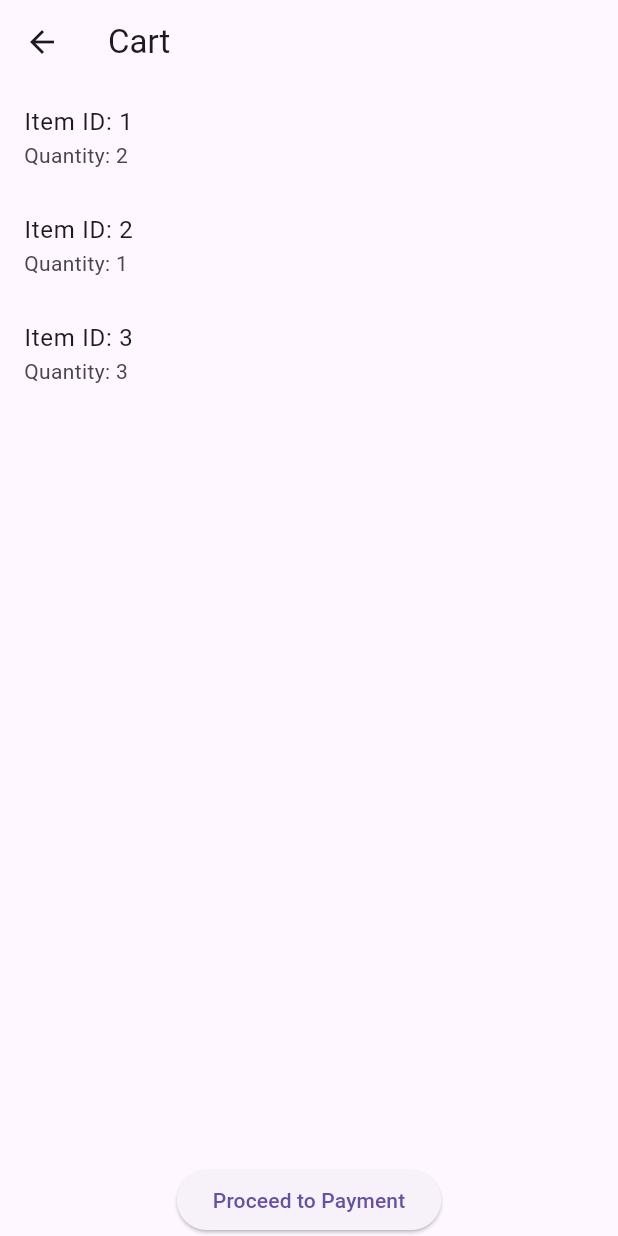
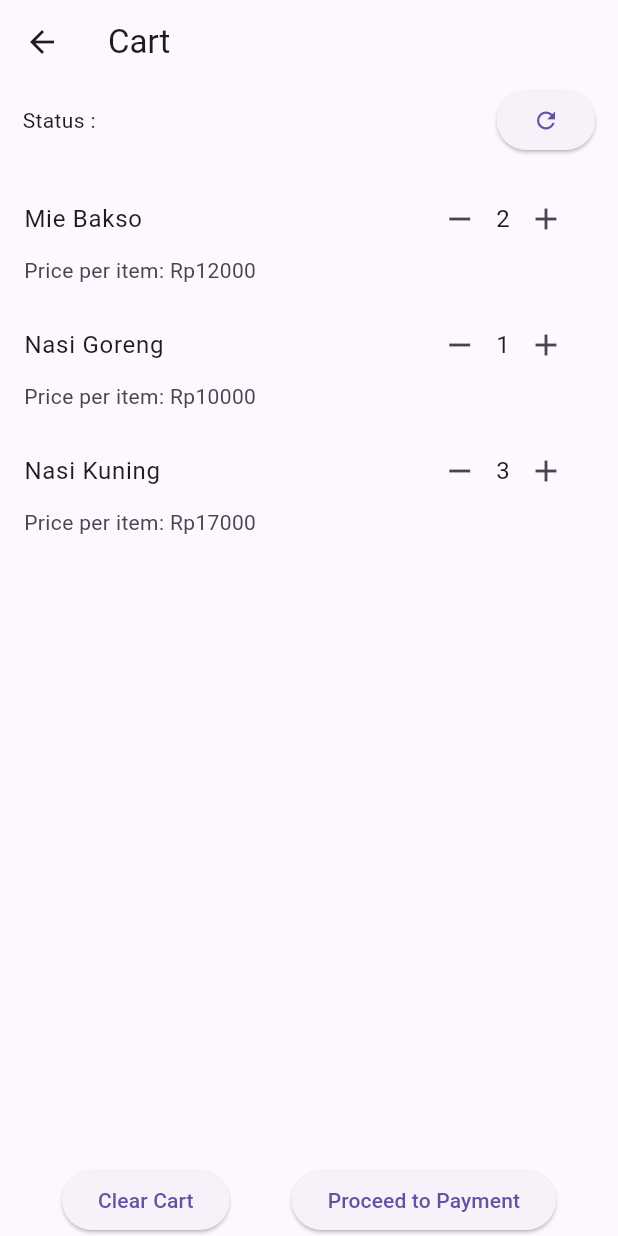
Before and after one commit to FITurnip/kuis4provis, a Flutter app: the FoodListPage screen opened directly, after a tap on the "add" icon, after a tap on the "shopping cart" icon, on a phone screen of 412 x 824 dp. Run offline on Flutter 3.47's test engine with Material 3 defaults, Android fonts, the phone set to English and light mode, and no system bars; network calls fail.

Commit message:
finish temporary: payment and cart

```diff
--- a/lib/cart/carts.dart
+++ b/lib/cart/carts.dart
@@ -1,6 +1,13 @@
 import 'package:flutter/material.dart';
+import 'package:kuis4/cart/payment.dart';
 
 class CartPage extends StatelessWidget {
+  late List<Map<String, dynamic>> foodList;
+
+  CartPage({required this.foodList}) {
+    this.foodList = foodList;
+  }
+
   final List<Map<String, dynamic>> cartItems = [
     {
       "item_id": 1,
@@ -30,24 +37,69 @@ class CartPage extends StatelessWidget {
       ),
       body: Column(
         children: [
+          Padding(
+            padding: const EdgeInsets.only(left: 15.0, right: 15.0, bottom: 10.0),
+            child: Row(
+              mainAxisAlignment: MainAxisAlignment.spaceBetween,
+              children: [
+                Text('Status : '),
+                ElevatedButton(onPressed: () {}, child: Icon(Icons.refresh))
+              ],
+            ),
+          ),
           Expanded(
             child: ListView.builder(
               itemCount: cartItems.length,
               itemBuilder: (BuildContext context, int index) {
                 final cartItem = cartItems[index];
+                final foodItem = foodList.firstWhere((food) => food['id'] == cartItem['item_id']);
+                final totalPrice = cartItem['quantity'] * foodItem['price'];
                 return ListTile(
-                  title: Text('Item ID: ${cartItem['item_id']}'),
-                  subtitle: Text('Quantity: ${cartItem['quantity']}'),
+                  title: Row(
+                    mainAxisAlignment: MainAxisAlignment.spaceBetween,
+                    children: [
+                      Text('${foodItem['title']}'),
+                      Row(
+                        children: [
+                          IconButton(
+                            icon: Icon(Icons.remove),
+                            onPressed: () {
+                              // Decrease quantity logic
+                            },
+                          ),
+                          Text('${cartItem['quantity']}'),
+                          IconButton(
+                            icon: Icon(Icons.add),
+                            onPressed: () {
+                              // Increase quantity logic
+                            },
+                          ),
+                        ],
+                      ),
+                    ],
+                  ),
+                  subtitle: Text('Price per item: Rp${foodItem['price']}'),
                   // Add any other details you want to display about the item
                 );
               },
             ),
           ),
-          ElevatedButton(
-            onPressed: () {
-              // Add your payment logic here
-            },
-            child: Text('Proceed to Payment'),
+          Row(
+            mainAxisAlignment: MainAxisAlignment.spaceEvenly,
+            children: [
+              ElevatedButton(
+                onPressed: () {
+                  // Add your clear cart logic here
+                },
+                child: Text('Clear Cart'),
+              ),
+              ElevatedButton(
+                onPressed: () {
+                  Navigator.of(context).push(MaterialPageRoute(builder: ((context) => PaymentPage(foodList: foodList))));
+                },
+                child: Text('Proceed to Payment'),
+              ),
+            ],
           ),
         ],
       ),
--- a/lib/item/items.dart
+++ b/lib/item/items.dart
@@ -63,7 +63,7 @@ class _FoodListPageState extends State<FoodListPage> {
           IconButton(
             icon: Icon(Icons.shopping_cart),
             onPressed: () {
-              Navigator.of(context).push(MaterialPageRoute(builder: (context) => CartPage()));
+              Navigator.of(context).push(MaterialPageRoute(builder: (context) => CartPage(foodList: foodList)));
             },
           ),
         ],
@@ -74,9 +74,12 @@ class _FoodListPageState extends State<FoodListPage> {
             children: [
               SizedBox(
                 width: MediaQuery.of(context).size.width * 3 / 4,
-                child: TextField(
-                  decoration: InputDecoration(
-                    hintText: 'Search...',
+                child: Padding(
+                  padding: const EdgeInsets.only(left: 15.0),
+                  child: TextField(
+                    decoration: InputDecoration(
+                      hintText: 'Search...',
+                    ),
                   ),
                 ),
               ),
```
Also changed, not shown: lib/cart/payment.dart (added, +112 -0 lines), lib/cart/pembayaran.dart (deleted).
